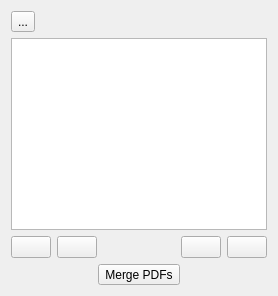
Qt form src/interface/pages/3-merge/merge.ui (silash35/qpdftools) before a commit.
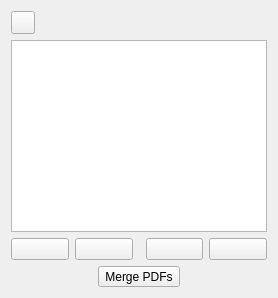
The same form after that commit. Icons and pictures are not drawn.

```diff
--- a/src/interface/pages/3-merge/merge.ui
+++ b/src/interface/pages/3-merge/merge.ui
@@ -4,31 +4,17 @@
  <widget class="QWidget" name="MergePage">
   <layout class="QVBoxLayout" name="verticalLayout_10">
    <item>
-    <layout class="QHBoxLayout" name="horizontalLayout_10">
-     <item>
-      <widget class="QToolButton" name="tbtn_return3">
-       <property name="text">
-        <string>...</string>
-       </property>
-       <property name="shortcut">
-        <string>Esc</string>
-       </property>
-      </widget>
-     </item>
-     <item>
-      <spacer name="horizontalSpacer_10">
-       <property name="orientation">
-        <enum>Qt::Horizontal</enum>
-       </property>
-       <property name="sizeHint" stdset="0">
-        <size>
-         <width>40</width>
-         <height>20</height>
-        </size>
-       </property>
-      </spacer>
-     </item>
-    </layout>
+    <widget class="QToolButton" name="tbtn_return">
+     <property name="toolTip">
+      <string>Return</string>
+     </property>
+     <property name="icon">
+      <iconset theme="go-previous"/>
+     </property>
+     <property name="shortcut">
+      <string notr="true">Esc</string>
+     </property>
+    </widget>
    </item>
    <item>
     <widget class="QListWidget" name="list_toMerge"/>
@@ -37,15 +23,27 @@
     <layout class="QHBoxLayout" name="horizontalLayout_11">
      <item>
       <widget class="QPushButton" name="btn_Madd">
-       <property name="text">
-        <string extracomment="Add"/>
+       <property name="toolTip">
+        <string>Add a PDF file</string>
+       </property>
+       <property name="icon">
+        <iconset theme="list-add"/>
+       </property>
+       <property name="class" stdset="0">
+        <string>icon24</string>
        </property>
       </widget>
      </item>
      <item>
       <widget class="QPushButton" name="btn_Mrm">
-       <property name="text">
-        <string/>
+       <property name="toolTip">
+        <string>Remove a PDF file</string>
+       </property>
+       <property name="icon">
+        <iconset theme="list-remove"/>
+       </property>
+       <property name="class" stdset="0">
+        <string>icon24</string>
        </property>
       </widget>
      </item>
@@ -54,66 +52,51 @@
        <property name="orientation">
         <enum>Qt::Horizontal</enum>
        </property>
-       <property name="sizeHint" stdset="0">
-        <size>
-         <width>40</width>
-         <height>20</height>
-        </size>
-       </property>
       </spacer>
      </item>
      <item>
       <widget class="QPushButton" name="btn_Mup">
-       <property name="text">
-        <string/>
+       <property name="toolTip">
+        <string>Change merge order (move selected item up)</string>
+       </property>
+       <property name="icon">
+        <iconset theme="go-up"/>
+       </property>
+       <property name="class" stdset="0">
+        <string>icon24</string>
        </property>
       </widget>
      </item>
      <item>
       <widget class="QPushButton" name="btn_Mdown">
-       <property name="text">
-        <string/>
+       <property name="toolTip">
+        <string>Change merge order (move selected item down)</string>
+       </property>
+       <property name="icon">
+        <iconset theme="go-down"/>
+       </property>
+       <property name="class" stdset="0">
+        <string>icon24</string>
        </property>
       </widget>
      </item>
     </layout>
    </item>
-   <item>
-    <layout class="QHBoxLayout" name="horizontalLayout_12">
-     <item>
-      <spacer name="horizontalSpacer_12">
-       <property name="orientation">
-        <enum>Qt::Horizontal</enum>
-       </property>
-       <property name="sizeHint" stdset="0">
-        <size>
-         <width>40</width>
-         <height>20</height>
-        </size>
-       </property>
-      </spacer>
-     </item>
-     <item>
-      <widget class="QToolButton" name="tbtn_pdfMerge">
-       <property name="text">
-        <string>Merge PDFs</string>
-       </property>
-      </widget>
-     </item>
-     <item>
-      <spacer name="horizontalSpacer_13">
-       <property name="orientation">
-        <enum>Qt::Horizontal</enum>
-       </property>
-       <property name="sizeHint" stdset="0">
-        <size>
-         <width>40</width>
-         <height>20</height>
-        </size>
-       </property>
-      </spacer>
-     </item>
-    </layout>
+   <item alignment="Qt::AlignHCenter">
+    <widget class="QToolButton" name="tbtn_pdfMerge">
+     <property name="text">
+      <string>Merge PDFs</string>
+     </property>
+     <property name="class" stdset="0">
+      <string>icon32</string>
+     </property>
+     <property name="toolButtonStyle">
+      <enum>Qt::ToolButtonTextUnderIcon</enum>
+     </property>
+     <property name="icon">
+      <iconset theme="edit-group"/>
+     </property>
+    </widget>
    </item>
   </layout>
  </widget>
```
Left out of the diff: 12 changed lines with no effect on the pictures.
